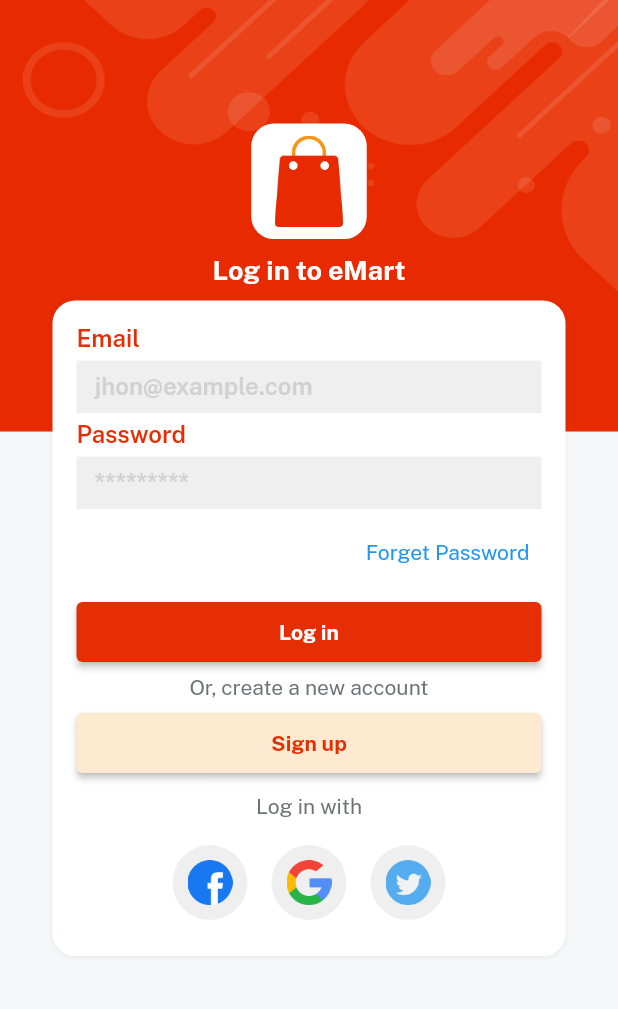
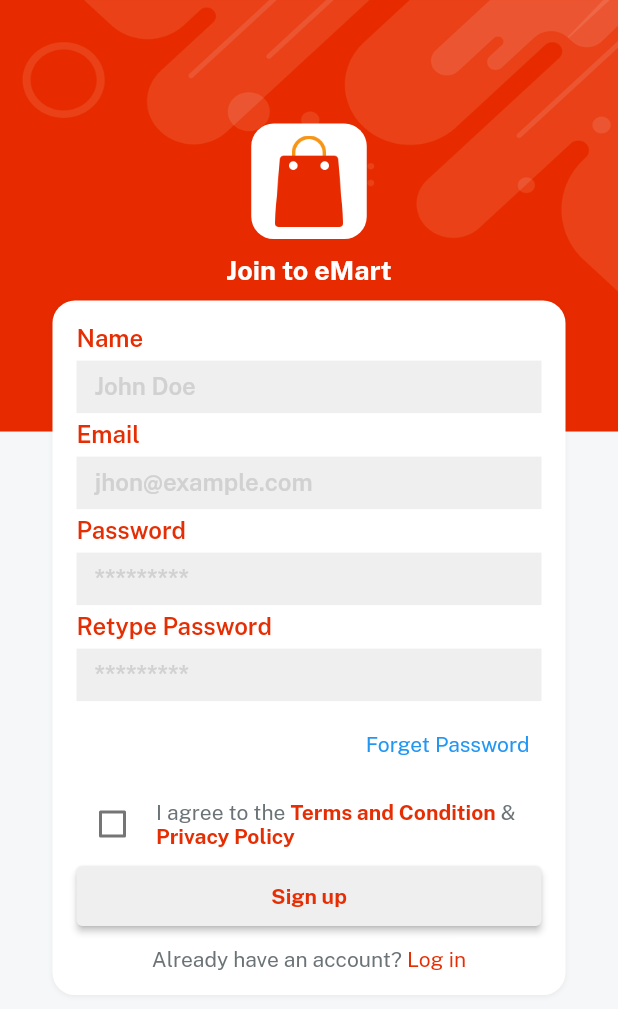
Before and after one commit to AP-Porag/e_mart, a Flutter app: the screen it shows after launch, after a tap on "Sign up", on a phone screen of 412 x 824 dp. Shown: the top 1009 px of the screen. Run offline on Flutter 3.47's test engine with Material 2 defaults, Android fonts, the phone set to English and light mode, and no system bars; our stand-ins replace get, velocity_x.

Commit message:
auth ui design complete

```diff
--- a/lib/consts/strings.dart
+++ b/lib/consts/strings.dart
@@ -5,8 +5,14 @@ const email = "Email";
 const emailHint = "jhon@example.com";
 const password = "Password";
 const passwordHint = "*********";
+const retypePassword = "Retype Password";
+const name = "Name";
+const nameHint = "John Doe";
 const forgetPass = "Forget Password";
 const login = "Log in";
 const signUp = "Sign up";
 const createNewAccount = "Or, create a new account";
 const loginWith = "Log in with";
+const privacyPolicyText = "Privacy Policy";
+const termsAndConditionText = "Terms and Condition";
+const alreadyHaveAccount = "Already have an account? ";
--- a/lib/views/auth_screen/login_screen.dart
+++ b/lib/views/auth_screen/login_screen.dart
@@ -1,9 +1,12 @@
 import 'package:e_mart/consts/consts.dart';
 import 'package:e_mart/consts/lists.dart';
+import 'package:e_mart/views/auth_screen/signup_screen.dart';
+import 'package:e_mart/views/home_screen/home_screen.dart';
 import 'package:e_mart/widgets_common/applogo_widget.dart';
 import 'package:e_mart/widgets_common/bg_widget.dart';
 import 'package:e_mart/widgets_common/button.dart';
 import 'package:e_mart/widgets_common/custom_textfield.dart';
+import 'package:get/get.dart';
 
 class LoginScreen extends StatelessWidget {
   const LoginScreen({super.key});
@@ -34,7 +37,9 @@ class LoginScreen extends StatelessWidget {
                 ),
                 5.heightBox,
                 button(
-                        onPressed: () {},
+                        onPressed: () {
+                          Get.to(() => const HomeScreen());
+                        },
                         color: redColor,
                         textColor: whiteColor,
                         title: login)
@@ -45,7 +50,9 @@ class LoginScreen extends StatelessWidget {
                 createNewAccount.text.color(fontGrey).make(),
                 5.heightBox,
                 button(
-                        onPressed: () {},
+                        onPressed: () {
+                          Get.to(() => const SignupScreen());
+                        },
                         color: lightGolden,
                         textColor: redColor,
                         title: signUp)
--- /dev/null
+++ b/lib/views/auth_screen/signup_screen.dart
@@ -0,0 +1,121 @@
+import 'dart:math';
+
+import 'package:e_mart/consts/consts.dart';
+import 'package:e_mart/widgets_common/applogo_widget.dart';
+import 'package:e_mart/widgets_common/bg_widget.dart';
+import 'package:e_mart/widgets_common/button.dart';
+import 'package:e_mart/widgets_common/custom_textfield.dart';
+import 'package:get/get.dart';
+
+class SignupScreen extends StatefulWidget {
+  const SignupScreen({super.key});
+
+  @override
+  State<SignupScreen> createState() => _SignupScreenState();
+}
+
+class _SignupScreenState extends State<SignupScreen> {
+  bool? isCheck = false;
+  @override
+  Widget build(BuildContext context) {
+    return bgWidget(
+        child: Scaffold(
+      resizeToAvoidBottomInset: false,
+      body: Center(
+        child: Column(
+          children: [
+            (context.screenHeight * 0.1).heightBox,
+            applogowidget(),
+            10.heightBox,
+            "Join to $appname".text.white.fontFamily(bold).size(18).make(),
+            10.heightBox,
+            Column(
+              children: [
+                customTextField(hint: nameHint, title: name),
+                customTextField(hint: emailHint, title: email),
+                customTextField(title: password, hint: passwordHint),
+                customTextField(title: retypePassword, hint: passwordHint),
+                Align(
+                  alignment: Alignment.centerRight,
+                  child: TextButton(
+                    onPressed: () {},
+                    child: forgetPass.text.make(),
+                  ),
+                ),
+                5.heightBox,
+                Row(
+                  children: [
+                    Checkbox(
+                        checkColor: redColor,
+                        activeColor: whiteColor,
+                        value: isCheck,
+                        onChanged: (newValue) {
+                          setState(() {
+                            isCheck = newValue;
+                          });
+                        }),
+                    5.widthBox,
+                    Expanded(
+                      child: RichText(
+                          text: const TextSpan(children: [
+                        TextSpan(
+                            text: 'I agree to the ',
+                            style: TextStyle(
+                              fontFamily: regular,
+                              color: fontGrey,
+                            )),
+                        TextSpan(
+                            text: termsAndConditionText,
+                            style: TextStyle(
+                              fontFamily: bold,
+                              color: redColor,
+                            )),
+                        TextSpan(
+                            text: ' & ',
+                            style: TextStyle(
+                              fontFamily: regular,
+                              color: fontGrey,
+                            )),
+                        TextSpan(
+                            text: privacyPolicyText,
+                            style: TextStyle(
+                              fontFamily: bold,
+                              color: redColor,
+                            ))
+                      ])),
+                    )
+                  ],
+                ),
+                button(
+                        onPressed: () {},
+                        color: isCheck == true ? redColor : lightGrey,
+                        textColor: isCheck == true ? whiteColor : redColor,
+                        title: signUp)
+                    .box
+                    .width(context.screenWidth - 50)
+                    .make(),
+                10.heightBox,
+                Row(
+                  mainAxisAlignment: MainAxisAlignment.center,
+                  children: [
+                    alreadyHaveAccount.text.color(fontGrey).make(),
+                    login.text.color(redColor).make().onTap(() {
+                      Get.back();
+                    })
+                  ],
+                )
+              ],
+            )
+                .box
+                .white
+                .rounded
+                .padding(const EdgeInsets.all(16))
+                .width(context.screenWidth - 70)
+                .shadowSm
+                .make()
+          ],
+        ),
+      ),
+    ));
+  }
+}
--- /dev/null
+++ b/lib/views/home_screen/home_screen.dart
@@ -0,0 +1,12 @@
+import 'package:e_mart/consts/consts.dart';
+
+class HomeScreen extends StatelessWidget {
+  const HomeScreen({super.key});
+
+  @override
+  Widget build(BuildContext context) {
+    return Scaffold(
+      body: Container(),
+    );
+  }
+}
--- a/lib/widgets_common/button.dart
+++ b/lib/widgets_common/button.dart
@@ -6,9 +6,7 @@ Widget button({onPressed, color, textColor, String? title}) {
       primary: color,
       padding: const EdgeInsets.all(12),
     ),
-    onPressed: () {
-      onPressed;
-    },
+    onPressed: onPressed,
     child: title!.text.color(textColor).fontFamily(bold).make(),
   );
 }
```
